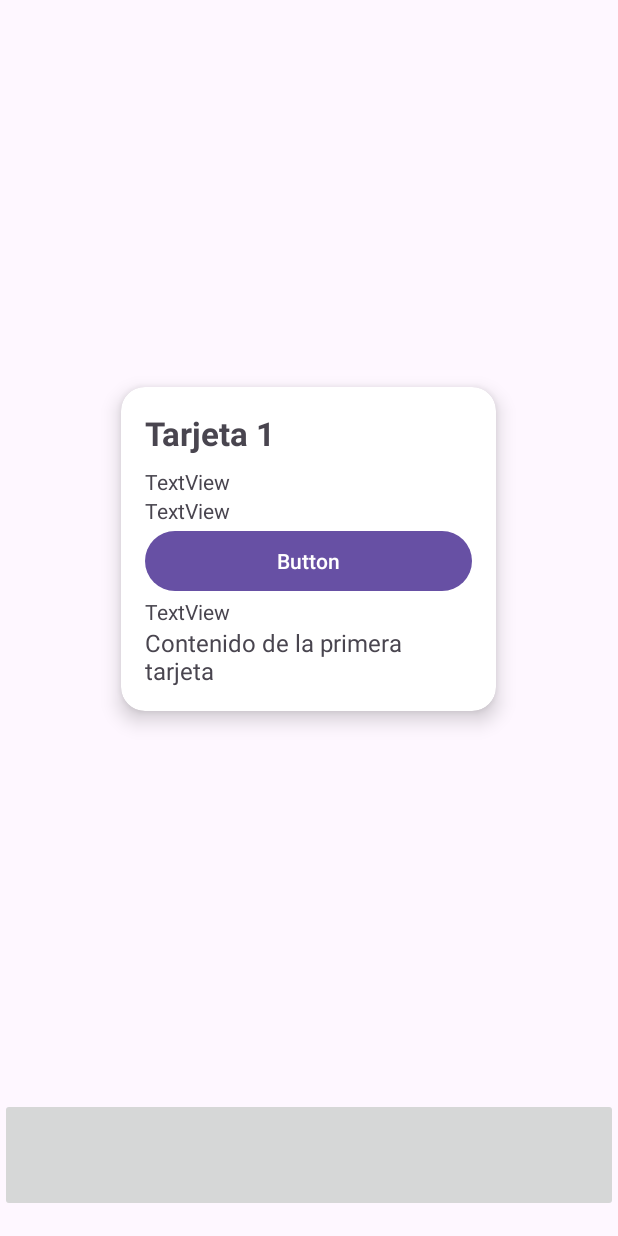
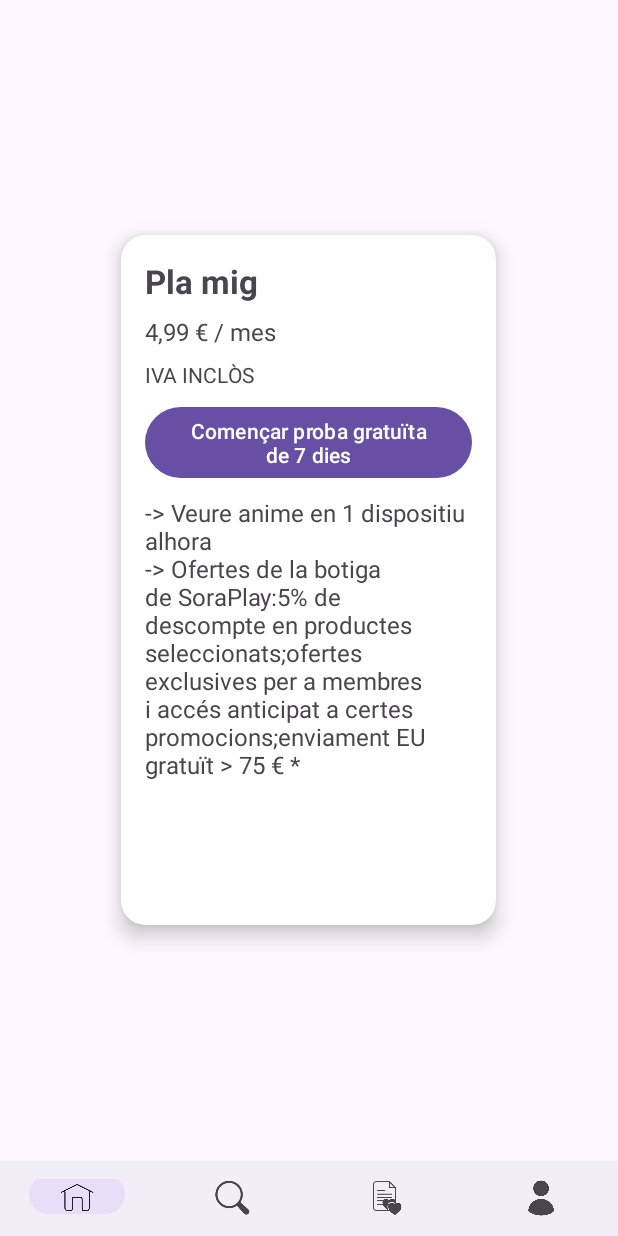
Before and after one commit to ycazalla1/0489_RA2_PT2_3_AppFunnelB2C_Andrea_Yamila, an Android app: the MainActivity7 screen opened directly, with no data from a screen before it, on a phone screen of 412 x 824 dp. Run offline under Robolectric (Android 15) with nearby library versions, the phone set to English and light mode, and no system bars.

Commit message:
Planes de suscripción (falta poner bonito)

```diff
--- a/app/src/main/java/com/example/a0489_ra2_pt2_3_appfunnelb2c_andrea_yamila/CardAdapter.java
+++ b/app/src/main/java/com/example/a0489_ra2_pt2_3_appfunnelb2c_andrea_yamila/CardAdapter.java
@@ -3,6 +3,7 @@ package com.example.a0489_ra2_pt2_3_appfunnelb2c_andrea_yamila;
 import android.view.LayoutInflater;
 import android.view.View;
 import android.view.ViewGroup;
+import android.widget.Button;
 import android.widget.TextView;
 
 import androidx.annotation.NonNull;
@@ -16,10 +17,13 @@ public class CardAdapter extends RecyclerView.Adapter<CardAdapter.CardViewHolder
     public static class CardData {
         public String titulo;
         public String descripcion;
+        public String preu;
 
-        public CardData(String titulo, String descripcion) {
+
+        public CardData(String titulo, String descripcion, String preu) {
             this.titulo = titulo;
             this.descripcion = descripcion;
+            this.preu = preu;
         }
     }
 
@@ -33,11 +37,16 @@ public class CardAdapter extends RecyclerView.Adapter<CardAdapter.CardViewHolder
     public static class CardViewHolder extends RecyclerView.ViewHolder {
         TextView titulo;
         TextView descripcion;
+        TextView preu;
+        TextView iva;
+        Button button;
+
 
         public CardViewHolder(@NonNull View itemView) {
             super(itemView);
             titulo = itemView.findViewById(R.id.titulo);
             descripcion = itemView.findViewById(R.id.descripcion);
+            preu = itemView.findViewById(R.id.preu);
         }
     }
 
@@ -54,6 +63,7 @@ public class CardAdapter extends RecyclerView.Adapter<CardAdapter.CardViewHolder
         CardData card = cards.get(position);
         holder.titulo.setText(card.titulo);
         holder.descripcion.setText(card.descripcion);
+        holder.preu.setText(card.preu);
     }
 
     @Override
--- a/app/src/main/java/com/example/a0489_ra2_pt2_3_appfunnelb2c_andrea_yamila/MainActivity7.java
+++ b/app/src/main/java/com/example/a0489_ra2_pt2_3_appfunnelb2c_andrea_yamila/MainActivity7.java
@@ -24,9 +24,22 @@ public class MainActivity7 extends AppCompatActivity {
         ViewPager2 viewPager = findViewById(R.id.viewPager);
 
         List<CardAdapter.CardData> cards = Arrays.asList(
-                new CardAdapter.CardData("Tarjeta 1", "Contenido de la primera tarjeta"),
-                new CardAdapter.CardData("Tarjeta 2", "Contenido de la segunda tarjeta"),
-                new CardAdapter.CardData("Tarjeta 3", "Contenido de la tercera tarjeta")
+                new CardAdapter.CardData("Pla mig",
+                        "-> Veure anime en 1 dispositiu alhora" +
+                                "\n-> Ofertes de la botiga de SoraPlay:" +
+                                "5% de descompte en productes seleccionats;" +
+                                "ofertes exclusives per a membres i accés anticipat a certes promocions;" +
+                                "enviament EU gratuït > 75 € *",
+                        "4,99 € / mes"),
+                new CardAdapter.CardData("Pla premium",
+                        "-> Veure anime en 4 dipositius alhora" +
+                                "\n-> Contingut sense connexió" +
+                                "\n-> Accedeix a Crunchyroll Game Vault, un catàleg de jocs gratuïts" +
+                                "\n-> Ofertes de la botiga de SoraPlay:" +
+                                "5% de descompte en productes seleccionats;" +
+                                "ofertes exclusives per a membres i accés anticipat a certes promocions;" +
+                                "enviament EU gratuït > 50 € *",
+                        "6,49 € / mes")
         );
 
         if (cards == null) {
--- a/app/src/main/res/layout/activity_main7.xml
+++ b/app/src/main/res/layout/activity_main7.xml
@@ -11,16 +11,18 @@
     <androidx.viewpager2.widget.ViewPager2
         android:id="@+id/viewPager"
         android:layout_width="match_parent"
-        android:layout_height="732dp"/>
-
-    <ImageButton
-        android:id="@+id/imageButton5"
-        android:layout_width="match_parent"
-        android:layout_height="76dp"
-        tools:srcCompat="@tools:sample/avatars" />
+        android:layout_height="774dp" />
 
     <LinearLayout
         android:layout_width="match_parent"
         android:layout_height="match_parent"
-        android:orientation="horizontal"></LinearLayout>
+        android:orientation="horizontal">
+
+        <com.google.android.material.bottomnavigation.BottomNavigationView
+            android:layout_width="match_parent"
+            android:layout_height="match_parent"
+            android:id="@+id/bottom_nav"
+            app:menu="@menu/bottom_nav_menu"
+            app:labelVisibilityMode="unlabeled"/>
+    </LinearLayout>
 </LinearLayout>
--- a/app/src/main/res/layout/cards.xml
+++ b/app/src/main/res/layout/cards.xml
@@ -20,11 +20,11 @@
             android:orientation="vertical"
             android:padding="16dp"
             android:layout_width="match_parent"
-            android:layout_height="wrap_content">
+            android:layout_height="460dp">
 
             <TextView
                 android:id="@+id/titulo"
-                android:text="Título"
+                android:text="Títol"
                 android:textSize="22sp"
                 android:textStyle="bold"
                 android:layout_marginBottom="8dp"
@@ -32,28 +32,26 @@
                 android:layout_width="match_parent"/>
 
             <TextView
-                android:id="@+id/textView3"
+                android:id="@+id/preu"
+                android:textSize="16sp"
                 android:layout_width="match_parent"
                 android:layout_height="wrap_content"
-                android:text="TextView" />
+                android:text="Preu"
+                android:layout_marginBottom="8dp"/>
 
             <TextView
-                android:id="@+id/textView"
+                android:id="@+id/iva"
                 android:layout_width="match_parent"
                 android:layout_height="wrap_content"
-                android:text="TextView" />
+                android:text="@string/IVA_inclos"
+                android:layout_marginBottom="8dp"/>
 
             <Button
                 android:id="@+id/button2"
                 android:layout_width="match_parent"
                 android:layout_height="wrap_content"
-                android:text="Button" />
-
-            <TextView
-                android:id="@+id/textView4"
-                android:layout_width="match_parent"
-                android:layout_height="wrap_content"
-                android:text="TextView" />
+                android:text="Començar proba gratuïta de 7 dies"
+                android:layout_marginBottom="8dp"/>
 
             <TextView
                 android:id="@+id/descripcion"
--- /dev/null
+++ b/app/src/main/res/menu/bottom_nav_menu.xml
@@ -0,0 +1,19 @@
+<?xml version="1.0" encoding="utf-8"?>
+<menu xmlns:android="http://schemas.android.com/apk/res/android">
+    <item
+        android:id="@+id/nav_home"
+        android:icon="@drawable/home"
+        android:title="" />  <!-- título vacío -->
+    <item
+        android:id="@+id/nav_search"
+        android:icon="@drawable/cercar"
+        android:title="" />
+    <item
+        android:id="@+id/nav_list"
+        android:icon="@drawable/llista"
+        android:title="" />
+    <item
+        android:id="@+id/nav_profile"
+        android:icon="@drawable/perfil"
+        android:title="" />
+</menu>
--- a/app/src/main/res/values/strings.xml
+++ b/app/src/main/res/values/strings.xml
@@ -1,4 +1,5 @@
 <resources>
     <string name="app_name">0489_RA2_PT2_3_AppFunnelB2C_Andrea_Yamila</string>
+    <string name="IVA_inclos">IVA INCLÒS</string>
     <!-- Comentario prueba -->
 </resources>
```
